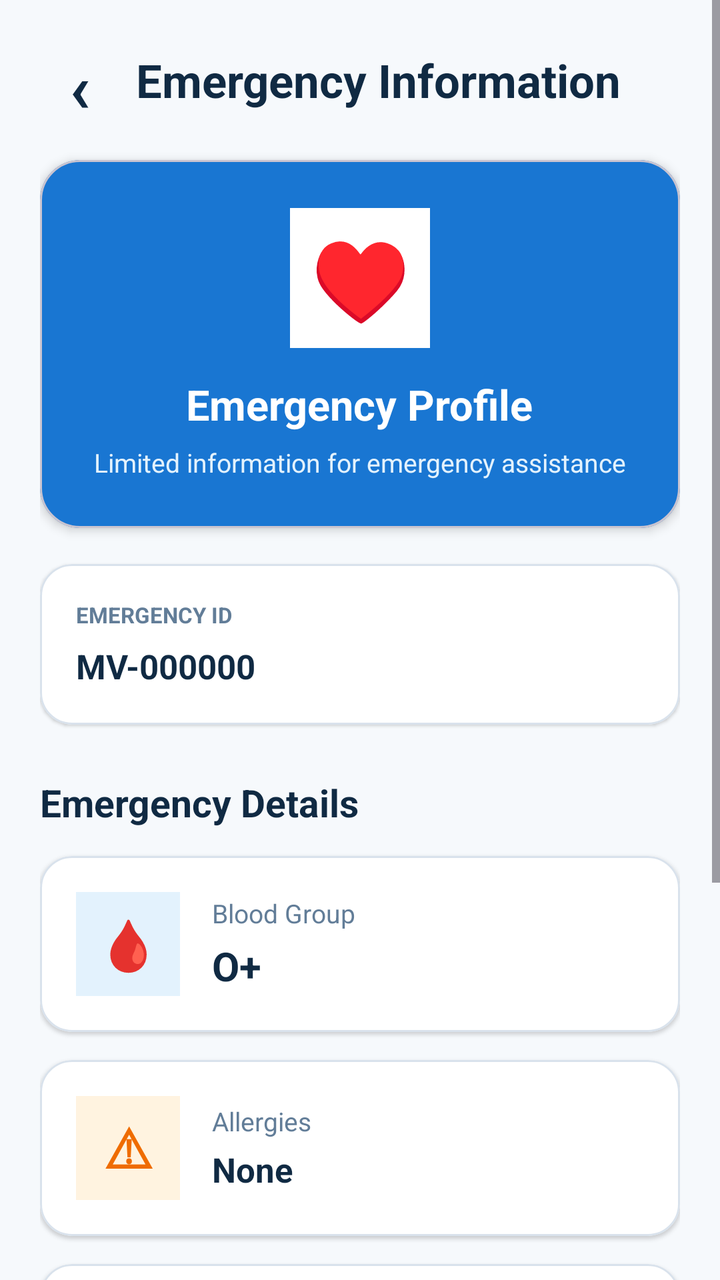
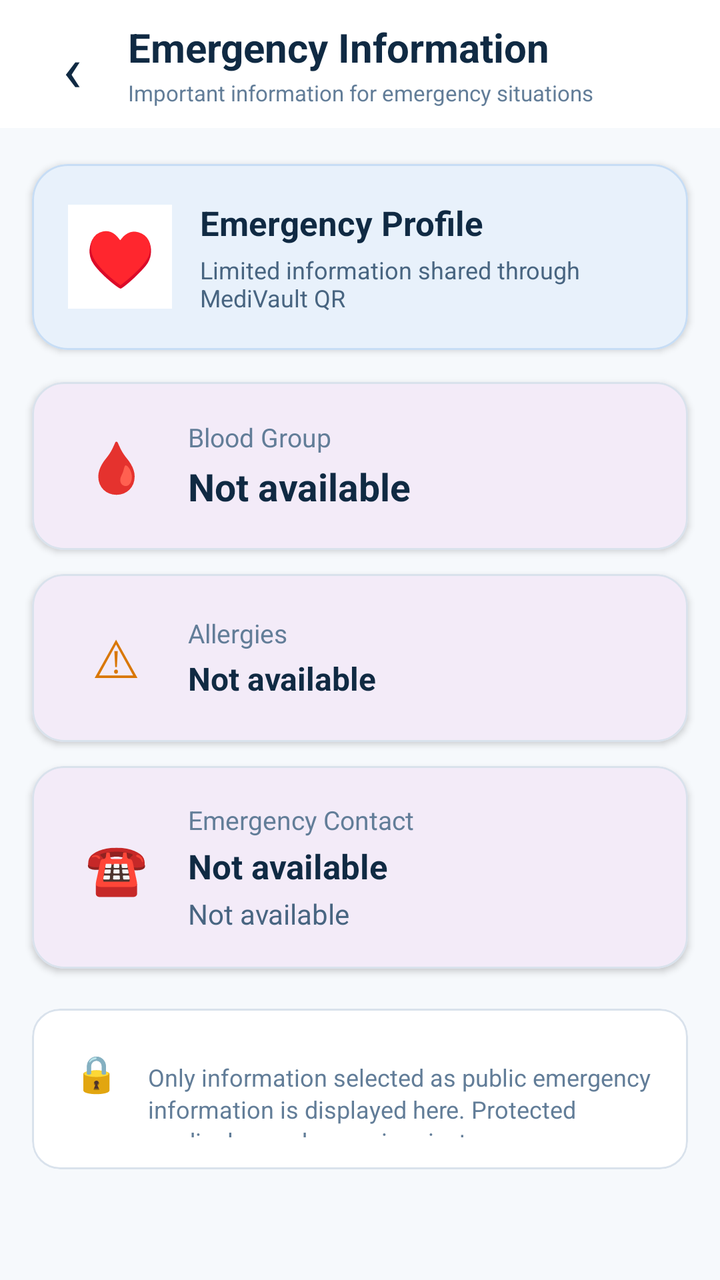

Before-and-after screenshots of an Android layout around one commit, followed by the original layout XML and the change that was made.
<!-- AndroidManifest.xml: application theme Theme.Medivault -->
<!-- res/layout/activity_emergency_info.xml -->
<?xml version="1.0" encoding="utf-8"?>
<ScrollView xmlns:android="http://schemas.android.com/apk/res/android"
    xmlns:app="http://schemas.android.com/apk/res-auto"
    android:layout_width="match_parent"
    android:layout_height="match_parent"
    android:background="#F6F9FC"
    android:fillViewport="true">

    <LinearLayout
        android:layout_width="match_parent"
        android:layout_height="wrap_content"
        android:orientation="vertical"
        android:padding="20dp">

        

        <LinearLayout
            android:layout_width="match_parent"
            android:layout_height="wrap_content"
            android:gravity="center_vertical"
            android:orientation="horizontal"
            android:paddingBottom="20dp">

            <TextView
                android:id="@+id/tvBack"
                android:layout_width="40dp"
                android:layout_height="40dp"
                android:background="?attr/selectableItemBackgroundBorderless"
                android:gravity="center"
                android:text="‹"
                android:textColor="#102A43"
                android:textSize="34sp"
                android:textStyle="bold" />

            <TextView
                android:layout_width="0dp"
                android:layout_height="wrap_content"
                android:layout_marginStart="8dp"
                android:layout_weight="1"
                android:text="Emergency Information"
                android:textColor="#102A43"
                android:textSize="23sp"
                android:textStyle="bold" />

        </LinearLayout>


        

        <com.google.android.material.card.MaterialCardView
            android:layout_width="match_parent"
            android:layout_height="wrap_content"
            app:cardBackgroundColor="#1976D2"
            app:cardCornerRadius="20dp"
            app:cardElevation="3dp">

            <LinearLayout
                android:layout_width="match_parent"
                android:layout_height="wrap_content"
                android:gravity="center"
                android:orientation="vertical"
                android:padding="24dp">

                <TextView
                    android:layout_width="70dp"
                    android:layout_height="70dp"
                    android:background="#FFFFFF"
                    android:gravity="center"
                    android:text="♥"
                    android:textColor="#1976D2"
                    android:textSize="40sp"
                    android:textStyle="bold" />

                <TextView
                    android:layout_width="wrap_content"
                    android:layout_height="wrap_content"
                    android:layout_marginTop="14dp"
                    android:text="Emergency Profile"
                    android:textColor="#FFFFFF"
                    android:textSize="21sp"
                    android:textStyle="bold" />

                <TextView
                    android:layout_width="wrap_content"
                    android:layout_height="wrap_content"
                    android:layout_marginTop="6dp"
                    android:text="Limited information for emergency assistance"
                    android:textColor="#E3F2FD"
                    android:textSize="13sp" />

            </LinearLayout>

        </com.google.android.material.card.MaterialCardView>


        

        <com.google.android.material.card.MaterialCardView
            android:layout_width="match_parent"
            android:layout_height="wrap_content"
            android:layout_marginTop="18dp"
            app:cardBackgroundColor="#FFFFFF"
            app:cardCornerRadius="16dp"
            app:cardElevation="1dp"
            app:strokeColor="#D9E2EC"
            app:strokeWidth="1dp">

            <LinearLayout
                android:layout_width="match_parent"
                android:layout_height="wrap_content"
                android:orientation="vertical"
                android:padding="18dp">

                <TextView
                    android:layout_width="wrap_content"
                    android:layout_height="wrap_content"
                    android:text="EMERGENCY ID"
                    android:textColor="#627D98"
                    android:textSize="11sp"
                    android:textStyle="bold" />

                <TextView
                    android:id="@+id/tvEmergencyId"
                    android:layout_width="match_parent"
                    android:layout_height="wrap_content"
                    android:layout_marginTop="7dp"
                    android:text="MV-000000"
                    android:textColor="#102A43"
                    android:textSize="17sp"
                    android:textStyle="bold" />

            </LinearLayout>

        </com.google.android.material.card.MaterialCardView>


        

        <TextView
            android:layout_width="wrap_content"
            android:layout_height="wrap_content"
            android:layout_marginTop="26dp"
            android:text="Emergency Details"
            android:textColor="#102A43"
            android:textSize="19sp"
            android:textStyle="bold" />


        

        <com.google.android.material.card.MaterialCardView
            android:id="@+id/cardBloodGroup"
            android:layout_width="match_parent"
            android:layout_height="wrap_content"
            android:layout_marginTop="14dp"
            app:cardBackgroundColor="#FFFFFF"
            app:cardCornerRadius="16dp"
            app:cardElevation="1dp"
            app:strokeColor="#D9E2EC"
            app:strokeWidth="1dp">

            <LinearLayout
                android:layout_width="match_parent"
                android:layout_height="wrap_content"
                android:gravity="center_vertical"
                android:orientation="horizontal"
                android:padding="18dp">

                <TextView
                    android:layout_width="52dp"
                    android:layout_height="52dp"
                    android:background="#E3F2FD"
                    android:gravity="center"
                    android:text="🩸"
                    android:textSize="25sp" />

                <LinearLayout
                    android:layout_width="0dp"
                    android:layout_height="wrap_content"
                    android:layout_marginStart="16dp"
                    android:layout_weight="1"
                    android:orientation="vertical">

                    <TextView
                        android:layout_width="wrap_content"
                        android:layout_height="wrap_content"
                        android:text="Blood Group"
                        android:textColor="#627D98"
                        android:textSize="13sp" />

                    <TextView
                        android:id="@+id/tvBloodGroup"
                        android:layout_width="wrap_content"
                        android:layout_height="wrap_content"
                        android:layout_marginTop="4dp"
                        android:text="O+"
                        android:textColor="#102A43"
                        android:textSize="20sp"
                        android:textStyle="bold" />

                </LinearLayout>

            </LinearLayout>

        </com.google.android.material.card.MaterialCardView>


        

        <com.google.android.material.card.MaterialCardView
            android:id="@+id/cardAllergies"
            android:layout_width="match_parent"
            android:layout_height="wrap_content"
            android:layout_marginTop="14dp"
            app:cardBackgroundColor="#FFFFFF"
            app:cardCornerRadius="16dp"
            app:cardElevation="1dp"
            app:strokeColor="#D9E2EC"
            app:strokeWidth="1dp">

            <LinearLayout
                android:layout_width="match_parent"
                android:layout_height="wrap_content"
                android:gravity="center_vertical"
                android:orientation="horizontal"
                android:padding="18dp">

                <TextView
                    android:layout_width="52dp"
                    android:layout_height="52dp"
                    android:background="#FFF3E0"
                    android:gravity="center"
                    android:text="⚠"
                    android:textColor="#EF6C00"
                    android:textSize="27sp"
                    android:textStyle="bold" />

                <LinearLayout
                    android:layout_width="0dp"
                    android:layout_height="wrap_content"
                    android:layout_marginStart="16dp"
                    android:layout_weight="1"
                    android:orientation="vertical">

                    <TextView
                        android:layout_width="wrap_content"
                        android:layout_height="wrap_content"
                        android:text="Allergies"
                        android:textColor="#627D98"
                        android:textSize="13sp" />

                    <TextView
                        android:id="@+id/tvAllergies"
                        android:layout_width="match_parent"
                        android:layout_height="wrap_content"
                        android:layout_marginTop="4dp"
                        android:text="None"
                        android:textColor="#102A43"
                        android:textSize="17sp"
                        android:textStyle="bold" />

                </LinearLayout>

            </LinearLayout>

        </com.google.android.material.card.MaterialCardView>


        

        <com.google.android.material.card.MaterialCardView
            android:id="@+id/cardEmergencyContact"
            android:layout_width="match_parent"
            android:layout_height="wrap_content"
            android:layout_marginTop="14dp"
            app:cardBackgroundColor="#FFFFFF"
            app:cardCornerRadius="16dp"
            app:cardElevation="1dp"
            app:strokeColor="#D9E2EC"
            app:strokeWidth="1dp">

            <LinearLayout
                android:layout_width="match_parent"
                android:layout_height="wrap_content"
                android:orientation="vertical"
                android:padding="18dp">

                <TextView
                    android:layout_width="wrap_content"
                    android:layout_height="wrap_content"
                    android:text="Emergency Contact"
                    android:textColor="#102A43"
                    android:textSize="16sp"
                    android:textStyle="bold" />

                <TextView
                    android:id="@+id/tvContactName"
                    android:layout_width="match_parent"
                    android:layout_height="wrap_content"
                    android:layout_marginTop="12dp"
                    android:text="Contact Name"
                    android:textColor="#334E68"
                    android:textSize="16sp"
                    android:textStyle="bold" />

                <TextView
                    android:id="@+id/tvContactPhone"
                    android:layout_width="match_parent"
                    android:layout_height="wrap_content"
                    android:layout_marginTop="5dp"
                    android:text="0000000000"
                    android:textColor="#1976D2"
                    android:textSize="15sp" />

            </LinearLayout>

        </com.google.android.material.card.MaterialCardView>


        

        <com.google.android.material.card.MaterialCardView
            android:layout_width="match_parent"
            android:layout_height="wrap_content"
            android:layout_marginTop="22dp"
            android:layout_marginBottom="20dp"
            app:cardBackgroundColor="#E8F1FB"
            app:cardCornerRadius="16dp"
            app:cardElevation="0dp">

            <LinearLayout
                android:layout_width="match_parent"
                android:layout_height="wrap_content"
                android:orientation="vertical"
                android:padding="18dp">

                <TextView
                    android:layout_width="wrap_content"
                    android:layout_height="wrap_content"
                    android:text="🔒 Privacy Protected"
                    android:textColor="#102A43"
                    android:textSize="15sp"
                    android:textStyle="bold" />

                <TextView
                    android:layout_width="match_parent"
                    android:layout_height="wrap_content"
                    android:layout_marginTop="7dp"
                    android:lineSpacingExtra="3dp"
                    android:text="Only information selected by the profile owner for emergency access is displayed. Detailed medical records remain protected."
                    android:textColor="#486581"
                    android:textSize="13sp" />

            </LinearLayout>

        </com.google.android.material.card.MaterialCardView>

    </LinearLayout>

</ScrollView>
<!-- resources referenced by this layout -->
<resources>
  <style name="Theme.Medivault" parent="Base.Theme.Medivault" />
  <style name="Base.Theme.Medivault" parent="Theme.Material3.DayNight.NoActionBar">
          
          
      </style>
</resources>

<!-- the commit's change to res/layout/activity_emergency_info.xml (unified diff, before → after) -->
@@ -1,5 +1,6 @@
 <?xml version="1.0" encoding="utf-8"?>
-<ScrollView xmlns:android="http://schemas.android.com/apk/res/android"
+<ScrollView
+    xmlns:android="http://schemas.android.com/apk/res/android"
     xmlns:app="http://schemas.android.com/apk/res-auto"
     android:layout_width="match_parent"
     android:layout_height="match_parent"
@@ -10,166 +11,138 @@
         android:layout_width="match_parent"
         android:layout_height="wrap_content"
         android:orientation="vertical"
-        android:padding="20dp">
-
-        
-
+        android:paddingBottom="24dp">
+
+        
         <LinearLayout
             android:layout_width="match_parent"
-            android:layout_height="wrap_content"
+            android:layout_height="64dp"
+            android:orientation="horizontal"
             android:gravity="center_vertical"
-            android:orientation="horizontal"
-            android:paddingBottom="20dp">
+            android:paddingStart="16dp"
+            android:paddingEnd="16dp"
+            android:background="#FFFFFF">
 
             <TextView
                 android:id="@+id/tvBack"
                 android:layout_width="40dp"
                 android:layout_height="40dp"
-                android:background="?attr/selectableItemBackgroundBorderless"
                 android:gravity="center"
                 android:text="‹"
+                android:textSize="32sp"
                 android:textColor="#102A43"
-                android:textSize="34sp"
-                android:textStyle="bold" />
-
-            <TextView
+                android:clickable="true"
+                android:focusable="true" />
+
+            <LinearLayout
                 android:layout_width="0dp"
                 android:layout_height="wrap_content"
+                android:layout_weight="1"
                 android:layout_marginStart="8dp"
-                android:layout_weight="1"
-                android:text="Emergency Information"
-                android:textColor="#102A43"
-                android:textSize="23sp"
-                android:textStyle="bold" />
+                android:orientation="vertical">
+
+                <TextView
+                    android:layout_width="match_parent"
+                    android:layout_height="wrap_content"
+                    android:text="Emergency Information"
+                    android:textSize="20sp"
+                    android:textStyle="bold"
+                    android:textColor="#102A43" />
+
+                <TextView
+                    android:layout_width="match_parent"
+                    android:layout_height="wrap_content"
+                    android:layout_marginTop="2dp"
+                    android:text="Important information for emergency situations"
+                    android:textSize="11sp"
+                    android:textColor="#627D98" />
+
+            </LinearLayout>
 
         </LinearLayout>
 
-
-        
-
-        <com.google.android.material.card.MaterialCardView
-            android:layout_width="match_parent"
-            android:layout_height="wrap_content"
-            app:cardBackgroundColor="#1976D2"
-            app:cardCornerRadius="20dp"
-            app:cardElevation="3dp">
-
-            <LinearLayout
-                android:layout_width="match_parent"
-                android:layout_height="wrap_content"
-                android:gravity="center"
-                android:orientation="vertical"
-                android:padding="24dp">
-
-                <TextView
-                    android:layout_width="70dp"
-                    android:layout_height="70dp"
-                    android:background="#FFFFFF"
-                    android:gravity="center"
-                    android:text="♥"
-                    android:textColor="#1976D2"
-                    android:textSize="40sp"
-                    android:textStyle="bold" />
-
-                <TextView
-                    android:layout_width="wrap_content"
-                    android:layout_height="wrap_content"
-                    android:layout_marginTop="14dp"
-                    android:text="Emergency Profile"
-                    android:textColor="#FFFFFF"
-                    android:textSize="21sp"
-                    android:textStyle="bold" />
-
-                <TextView
-                    android:layout_width="wrap_content"
-                    android:layout_height="wrap_content"
-                    android:layout_marginTop="6dp"
-                    android:text="Limited information for emergency assistance"
-                    android:textColor="#E3F2FD"
-                    android:textSize="13sp" />
-
-            </LinearLayout>
-
-        </com.google.android.material.card.MaterialCardView>
-
-
-        
-
-        <com.google.android.material.card.MaterialCardView
-            android:layout_width="match_parent"
-            android:layout_height="wrap_content"
+        
+        <com.google.android.material.card.MaterialCardView
+            android:layout_width="match_parent"
+            android:layout_height="wrap_content"
+            android:layout_marginStart="16dp"
             android:layout_marginTop="18dp"
-            app:cardBackgroundColor="#FFFFFF"
-            app:cardCornerRadius="16dp"
-            app:cardElevation="1dp"
-            app:strokeColor="#D9E2EC"
-            app:strokeWidth="1dp">
-
-            <LinearLayout
-                android:layout_width="match_parent"
-                android:layout_height="wrap_content"
-                android:orientation="vertical"
-                android:padding="18dp">
-
-                <TextView
-                    android:layout_width="wrap_content"
-                    android:layout_height="wrap_content"
-                    android:text="EMERGENCY ID"
-                    android:textColor="#627D98"
-                    android:textSize="11sp"
-                    android:textStyle="bold" />
-
-                <TextView
-                    android:id="@+id/tvEmergencyId"
-                    android:layout_width="match_parent"
-                    android:layout_height="wrap_content"
-                    android:layout_marginTop="7dp"
-                    android:text="MV-000000"
-                    android:textColor="#102A43"
-                    android:textSize="17sp"
-                    android:textStyle="bold" />
-
-            </LinearLayout>
-
-        </com.google.android.material.card.MaterialCardView>
-
-
-        
-
-        <TextView
-            android:layout_width="wrap_content"
-            android:layout_height="wrap_content"
-            android:layout_marginTop="26dp"
-            android:text="Emergency Details"
-            android:textColor="#102A43"
-            android:textSize="19sp"
-            android:textStyle="bold" />
-
-
-        
-
-        <com.google.android.material.card.MaterialCardView
-            android:id="@+id/cardBloodGroup"
-            android:layout_width="match_parent"
-            android:layout_height="wrap_content"
-            android:layout_marginTop="14dp"
-            app:cardBackgroundColor="#FFFFFF"
-            app:cardCornerRadius="16dp"
-            app:cardElevation="1dp"
-            app:strokeColor="#D9E2EC"
-            app:strokeWidth="1dp">
-
-            <LinearLayout
-                android:layout_width="match_parent"
-                android:layout_height="wrap_content"
+            android:layout_marginEnd="16dp"
+            app:cardCornerRadius="18dp"
+            app:cardElevation="2dp"
+            app:cardBackgroundColor="#E8F1FB"
+            app:strokeWidth="1dp"
+            app:strokeColor="#C7DDF5">
+
+            <LinearLayout
+                android:layout_width="match_parent"
+                android:layout_height="wrap_content"
+                android:orientation="horizontal"
                 android:gravity="center_vertical"
-                android:orientation="horizontal"
                 android:padding="18dp">
 
                 <TextView
                     android:layout_width="52dp"
                     android:layout_height="52dp"
-                    android:background="#E3F2FD"
+                    android:gravity="center"
+                    android:text="♥"
+                    android:textSize="28sp"
+                    android:textColor="#1976D2"
+                    android:background="#FFFFFF" />
+
+                <LinearLayout
+                    android:layout_width="0dp"
+                    android:layout_height="wrap_content"
+                    android:layout_weight="1"
+                    android:layout_marginStart="14dp"
+                    android:orientation="vertical">
+
+                    <TextView
+                        android:layout_width="match_parent"
+                        android:layout_height="wrap_content"
+                        android:text="Emergency Profile"
+                        android:textSize="17sp"
+                        android:textStyle="bold"
+                        android:textColor="#102A43" />
+
+                    <TextView
+                        android:layout_width="match_parent"
+                        android:layout_height="wrap_content"
+                        android:layout_marginTop="4dp"
+                        android:text="Limited information shared through MediVault QR"
+                        android:textSize="12sp"
+                        android:textColor="#486581" />
+
+                </LinearLayout>
+
+            </LinearLayout>
+
+        </com.google.android.material.card.MaterialCardView>
+
+
+        
+        <com.google.android.material.card.MaterialCardView
+            android:id="@+id/cardBloodGroup"
+            android:layout_width="match_parent"
+            android:layout_height="wrap_content"
+            android:layout_marginStart="16dp"
+            android:layout_marginTop="16dp"
+            android:layout_marginEnd="16dp"
+            app:cardCornerRadius="16dp"
+            app:cardElevation="2dp"
+            app:strokeWidth="1dp"
+            app:strokeColor="#D9E2EC">
+
+            <LinearLayout
+                android:layout_width="match_parent"
+                android:layout_height="wrap_content"
+                android:orientation="horizontal"
+                android:gravity="center_vertical"
+                android:padding="18dp">
+
+                <TextView
+                    android:layout_width="48dp"
+                    android:layout_height="48dp"
                     android:gravity="center"
                     android:text="🩸"
                     android:textSize="25sp" />
@@ -177,26 +150,26 @@
                 <LinearLayout
                     android:layout_width="0dp"
                     android:layout_height="wrap_content"
-                    android:layout_marginStart="16dp"
-                    android:layout_weight="1"
+                    android:layout_weight="1"
+                    android:layout_marginStart="12dp"
                     android:orientation="vertical">
 
                     <TextView
-                        android:layout_width="wrap_content"
+                        android:layout_width="match_parent"
                         android:layout_height="wrap_content"
                         android:text="Blood Group"
-                        android:textColor="#627D98"
-                        android:textSize="13sp" />
+                        android:textSize="13sp"
+                        android:textColor="#627D98" />
 
                     <TextView
                         android:id="@+id/tvBloodGroup"
-                        android:layout_width="wrap_content"
-                        android:layout_height="wrap_content"
-                        android:layout_marginTop="4dp"
-                        android:text="O+"
-                        android:textColor="#102A43"
-                        android:textSize="20sp"
-                        android:textStyle="bold" />
+                        android:layout_width="match_parent"
+                        android:layout_height="wrap_content"
+                        android:layout_marginTop="3dp"
+                        android:text="Not available"
+                        android:textSize="19sp"
+                        android:textStyle="bold"
+                        android:textColor="#102A43" />
 
                 </LinearLayout>
 
@@ -206,150 +179,167 @@
 
 
         
-
         <com.google.android.material.card.MaterialCardView
             android:id="@+id/cardAllergies"
             android:layout_width="match_parent"
             android:layout_height="wrap_content"
-            android:layout_marginTop="14dp"
+            android:layout_marginStart="16dp"
+            android:layout_marginTop="12dp"
+            android:layout_marginEnd="16dp"
+            app:cardCornerRadius="16dp"
+            app:cardElevation="2dp"
+            app:strokeWidth="1dp"
+            app:strokeColor="#D9E2EC">
+
+            <LinearLayout
+                android:layout_width="match_parent"
+                android:layout_height="wrap_content"
+                android:orientation="horizontal"
+                android:gravity="center_vertical"
+                android:padding="18dp">
+
+                <TextView
+                    android:layout_width="48dp"
+                    android:layout_height="48dp"
+                    android:gravity="center"
+                    android:text="⚠"
+                    android:textSize="26sp"
+                    android:textColor="#D97706" />
+
+                <LinearLayout
+                    android:layout_width="0dp"
+                    android:layout_height="wrap_content"
+                    android:layout_weight="1"
+                    android:layout_marginStart="12dp"
+                    android:orientation="vertical">
+
+                    <TextView
+                        android:layout_width="match_parent"
+                        android:layout_height="wrap_content"
+                        android:text="Allergies"
+                        android:textSize="13sp"
+                        android:textColor="#627D98" />
+
+                    <TextView
+                        android:id="@+id/tvAllergies"
+                        android:layout_width="match_parent"
+                        android:layout_height="wrap_content"
+                        android:layout_marginTop="3dp"
+                        android:text="Not available"
+                        android:textSize="16sp"
+                        android:textStyle="bold"
+                        android:textColor="#102A43" />
+
+                </LinearLayout>
+
+            </LinearLayout>
+
+        </com.google.android.material.card.MaterialCardView>
+
+
+        
+        <com.google.android.material.card.MaterialCardView
+            android:id="@+id/cardEmergencyContact"
+            android:layout_width="match_parent"
+            android:layout_height="wrap_content"
+            android:layout_marginStart="16dp"
+            android:layout_marginTop="12dp"
+            android:layout_marginEnd="16dp"
+            app:cardCornerRadius="16dp"
+            app:cardElevation="2dp"
+            app:strokeWidth="1dp"
+            app:strokeColor="#D9E2EC">
+
+            <LinearLayout
+                android:layout_width="match_parent"
+                android:layout_height="wrap_content"
+                android:orientation="horizontal"
+                android:gravity="center_vertical"
+                android:padding="18dp">
+
+                <TextView
+                    android:layout_width="48dp"
+                    android:layout_height="48dp"
+                    android:gravity="center"
+                    android:text="☎"
+                    android:textSize="25sp"
+                    android:textColor="#1976D2" />
+
+                <LinearLayout
+                    android:layout_width="0dp"
+                    android:layout_height="wrap_content"
+                    android:layout_weight="1"
+                    android:layout_marginStart="12dp"
+                    android:orientation="vertical">
+
+                    <TextView
+                        android:layout_width="match_parent"
+                        android:layout_height="wrap_content"
+                        android:text="Emergency Contact"
+                        android:textSize="13sp"
+                        android:textColor="#627D98" />
+
+                    <TextView
+                        android:id="@+id/tvEmergencyContactName"
+                        android:layout_width="match_parent"
+                        android:layout_height="wrap_content"
+                        android:layout_marginTop="3dp"
+                        android:text="Not available"
+                        android:textSize="17sp"
+                        android:textStyle="bold"
+                        android:textColor="#102A43" />
+
+                    <TextView
+                        android:id="@+id/tvEmergencyContactPhone"
+                        android:layout_width="match_parent"
+                        android:layout_height="wrap_content"
+                        android:layout_marginTop="3dp"
+                        android:text="Not available"
+                        android:textSize="14sp"
+                        android:textColor="#486581" />
+
+                </LinearLayout>
+
+            </LinearLayout>
+
+        </com.google.android.material.card.MaterialCardView>
+
+
+        
+        <com.google.android.material.card.MaterialCardView
+            android:layout_width="match_parent"
+            android:layout_height="wrap_content"
+            android:layout_marginStart="16dp"
+            android:layout_marginTop="20dp"
+            android:layout_marginEnd="16dp"
+            app:cardCornerRadius="14dp"
+            app:cardElevation="0dp"
             app:cardBackgroundColor="#FFFFFF"
-            app:cardCornerRadius="16dp"
-            app:cardElevation="1dp"
-            app:strokeColor="#D9E2EC"
-            app:strokeWidth="1dp">
-
-            <LinearLayout
-                android:layout_width="match_parent"
-                android:layout_height="wrap_content"
-                android:gravity="center_vertical"
-                android:orientation="horizontal"
-                android:padding="18dp">
-
-                <TextView
-                    android:layout_width="52dp"
-                    android:layout_height="52dp"
-                    android:background="#FFF3E0"
-                    android:gravity="center"
-                    android:text="⚠"
-                    android:textColor="#EF6C00"
-                    android:textSize="27sp"
-                    android:textStyle="bold" />
-
-                <LinearLayout
-                    android:layout_width="0dp"
-                    android:layout_height="wrap_content"
-                    android:layout_marginStart="16dp"
-                    android:layout_weight="1"
-                    android:orientation="vertical">
-
-                    <TextView
-                        android:layout_width="wrap_content"
-                        android:layout_height="wrap_content"
-                        android:text="Allergies"
-                        android:textColor="#627D98"
-                        android:textSize="13sp" />
-
-                    <TextView
-                        android:id="@+id/tvAllergies"
-                        android:layout_width="match_parent"
-                        android:layout_height="wrap_content"
-                        android:layout_marginTop="4dp"
-                        android:text="None"
-                        android:textColor="#102A43"
-                        android:textSize="17sp"
-                        android:textStyle="bold" />
-
-                </LinearLayout>
-
-            </LinearLayout>
-
-        </com.google.android.material.card.MaterialCardView>
-
-
-        
-
-        <com.google.android.material.card.MaterialCardView
-            android:id="@+id/cardEmergencyContact"
-            android:layout_width="match_parent"
-            android:layout_height="wrap_content"
-            android:layout_marginTop="14dp"
-            app:cardBackgroundColor="#FFFFFF"
-            app:cardCornerRadius="16dp"
-            app:cardElevation="1dp"
-            app:strokeColor="#D9E2EC"
-            app:strokeWidth="1dp">
-
-            <LinearLayout
-                android:layout_width="match_parent"
-                android:layout_height="wrap_content"
-                android:orientation="vertical"
-                android:padding="18dp">
-
-                <TextView
-                    android:layout_width="wrap_content"
-                    android:layout_height="wrap_content"
-                    android:text="Emergency Contact"
-                    android:textColor="#102A43"
-                    android:textSize="16sp"
-                    android:textStyle="bold" />
-
-                <TextView
-                    android:id="@+id/tvContactName"
-                    android:layout_width="match_parent"
-                    android:layout_height="wrap_content"
-                    android:layout_marginTop="12dp"
-                    android:text="Contact Name"
-                    android:textColor="#334E68"
-                    android:textSize="16sp"
-                    android:textStyle="bold" />
-
-                <TextView
-                    android:id="@+id/tvContactPhone"
-                    android:layout_width="match_parent"
-                    android:layout_height="wrap_content"
-                    android:layout_marginTop="5dp"
-                    android:text="0000000000"
-                    android:textColor="#1976D2"
-                    android:textSize="15sp" />
-
-            </LinearLayout>
-
-        </com.google.android.material.card.MaterialCardView>
-
-
-        
-
-        <com.google.android.material.card.MaterialCardView
-            android:layout_width="match_parent"
-            android:layout_height="wrap_content"
-            android:layout_marginTop="22dp"
-            android:layout_marginBottom="20dp"
-            app:cardBackgroundColor="#E8F1FB"
-            app:cardCornerRadius="16dp"
-            app:cardElevation="0dp">
-
-            <LinearLayout
-                android:layout_width="match_parent"
-                android:layout_height="wrap_content"
-                android:orientation="vertical"
-                android:padding="18dp">
-
-                <TextView
-                    android:layout_width="wrap_content"
-                    android:layout_height="wrap_content"
-                    android:text="🔒 Privacy Protected"
-                    android:textColor="#102A43"
-                    android:textSize="15sp"
-                    android:textStyle="bold" />
-
-                <TextView
-                    android:layout_width="match_parent"
-                    android:layout_height="wrap_content"
-                    android:layout_marginTop="7dp"
-                    android:lineSpacingExtra="3dp"
-                    android:text="Only information selected by the profile owner for emergency access is displayed. Detailed medical records remain protected."
-                    android:textColor="#486581"
-                    android:textSize="13sp" />
+            app:strokeWidth="1dp"
+            app:strokeColor="#D9E2EC">
+
+            <LinearLayout
+                android:layout_width="match_parent"
+                android:layout_height="wrap_content"
+                android:orientation="horizontal"
+                android:padding="16dp">
+
+                <TextView
+                    android:layout_width="32dp"
+                    android:layout_height="32dp"
+                    android:gravity="center"
+                    android:text="🔒"
+                    android:textSize="18sp" />
+
+                <TextView
+                    android:layout_width="0dp"
+                    android:layout_height="wrap_content"
+                    android:layout_weight="1"
+                    android:layout_marginStart="10dp"
+                    android:text="Only information selected as public emergency information is displayed here. Protected medical records remain private."
+                    android:textSize="12sp"
+                    android:lineSpacingExtra="2dp"
+                    android:textColor="#627D98" />
 
             </LinearLayout>
 
